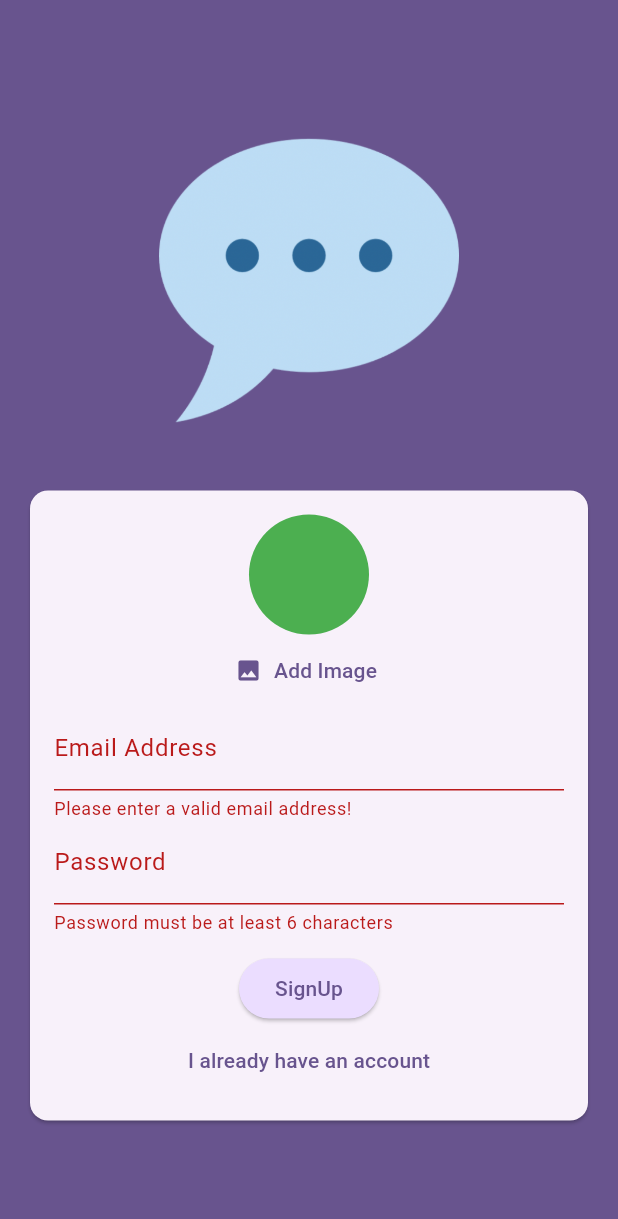
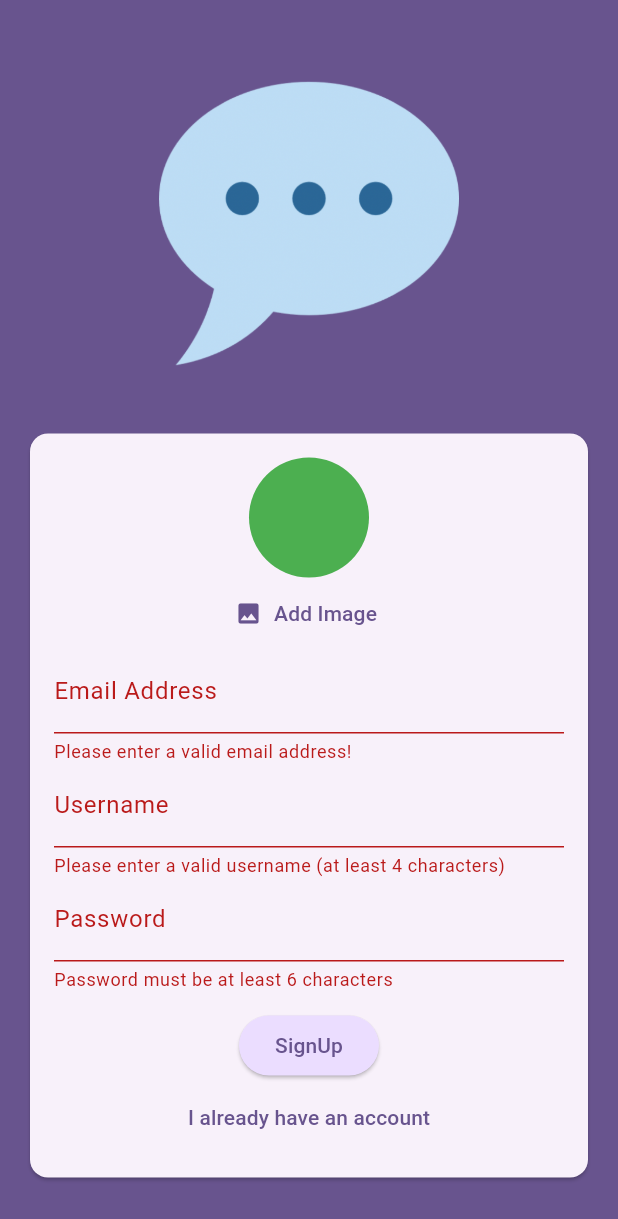
Before and after one commit to MatMadziar/chat_app_udemy, a Flutter app: the screen it shows after launch, after a tap on "Login", after a tap on "Create an account", after a tap on "SignUp", on a phone screen of 412 x 824 dp. Shown: the top 1219 px of the screen. Run offline on Flutter 3.47's test engine with Material 3 defaults, Android fonts, the phone set to English and light mode, and no system bars; our stand-ins replace cloud_firestore, firebase_auth, firebase_core, firebase_storage, image_picker; missing offline and left inert: dart:ffi; accounts and stored records are empty.

```diff
--- a/lib/screens/auth.dart
+++ b/lib/screens/auth.dart
@@ -1,4 +1,6 @@
 import 'package:chat_app/widgets/user_image_picker.dart';
+// I need this in order to use the firebase cloud firestore database
+import 'package:cloud_firestore/cloud_firestore.dart';
 // I need this in order to use Firebase Storage package
 import 'package:firebase_storage/firebase_storage.dart';
 import 'package:flutter/material.dart';
@@ -31,8 +33,11 @@ class AuthScreen extends StatefulWidget {
 class _AuthScreenState extends State<AuthScreen> {
   var _isLogin = true;
   // I will add 2 empty string values
+  // the "_" before the varialbes names meants that they are private. can be used only inthis dart file
   var _enteredEmail = '';
   var _enteredPassword = '';
+  // variablie for userName
+  var _entredUserName = '';
   // Add Photo, file not null
   File? _selectedImage;
   // isUpploading is false gt den fortonei kati mexri na patisw to sign in
@@ -113,7 +118,7 @@ class _AuthScreenState extends State<AuthScreen> {
         // I want to uppload photo. First create account then add extra info
         //
         //
-        // -----------------------UPLOAD IMAGE START ---------------------------------//
+        // ----------------------- UPLOAD IMAGE START ---------------------------------//
         //edw ftiaxnw to path - OPOS sto kotlin - Upload to Firebase Storage
         // Ftiaxnw to reference kai to bazw sth metablith storageRef
         final storageRef = FirebaseStorage.instance
@@ -129,7 +134,19 @@ class _AuthScreenState extends State<AuthScreen> {
         final imageUrl = await storageRef.getDownloadURL();
         print(imageUrl); // to ektipwnw sth consola
 
-        // -----------------------UPLOAD IMAGE END ----------------------------------//
+        // ----------------------- UPLOAD IMAGE END ----------------------------------//
+        // Sindesh me to FireßstoreDatabase
+        // FirebaseFirestore.instance.collection('users').doc(''); // with fixed document name
+        // dynamic name tou document: (na allazei me bazei to user UID credentials automata)
+        await FirebaseFirestore.instance
+            .collection('users')
+            .doc(userCredentials.user!.uid)
+            .set({
+          'username': _entredUserName,
+          'email': _enteredEmail,
+          'image_URL': imageUrl,
+          'user_UID': userCredentials.user!.uid,
+        });
       }
     }
     //---------- GIA ISSUE ERROR me to AUTHENTICATION START ------------//
@@ -237,8 +254,31 @@ class _AuthScreenState extends State<AuthScreen> {
                               // den xrisimopoiw to set state gia na mhn exw update sto UI
                             },
                           ),
+                          // this should be show ONLY when we are in SIGN IN MODE
+                          // NOT when we are Login in (epanasindesh)
+                          if (!_isLogin)
+                            TextFormField(
+                              decoration:
+                                  const InputDecoration(labelText: 'Username'),
+                              enableSuggestions: false,
+                              validator: (value) {
+                                if (value == null ||
+                                    value.isEmpty ||
+                                    value.length < 4) {
+                                  return 'Please enter a valid username (at least 4 characters)';
+                                }
+                                // Othervise return null
+                                // dld an ola OK tote mhn epistrepeis kapoio minima error
+                                return null;
+                              },
+                              // we need this onSaved mode
+                              onSaved: (value) {
+                                _entredUserName = value!;
+                              },
+                            ),
                           TextFormField(
-                            decoration: InputDecoration(labelText: 'Password'),
+                            decoration:
+                                const InputDecoration(labelText: 'Password'),
                             // edw orizw ton typo eisodou dedomenon pou tha balei o xrhsths
                             // edw px na einai password type
                             // na mhn fenonde auto pou grafei o xrhsths
--- a/pubspec.yaml
+++ b/pubspec.yaml
@@ -39,6 +39,8 @@ dependencies:
   firebase_auth: ^4.15.0
   firebase_storage: ^11.5.3
   image_picker: ^1.0.4
+  # gia na xrisimopoihsw to package tou Firebase gia to Cloud Database
+  cloud_firestore: ^4.13.3
 
 dev_dependencies:
   flutter_test:
```
Also changed, not shown: pubspec.lock, 4 other files.
